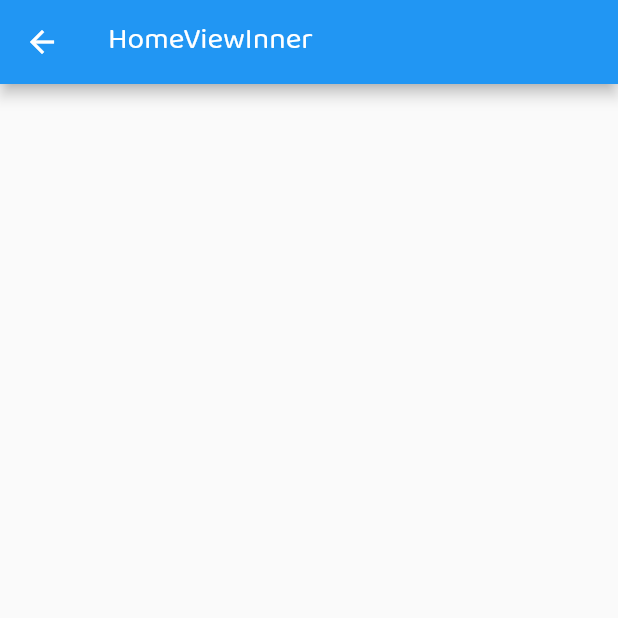
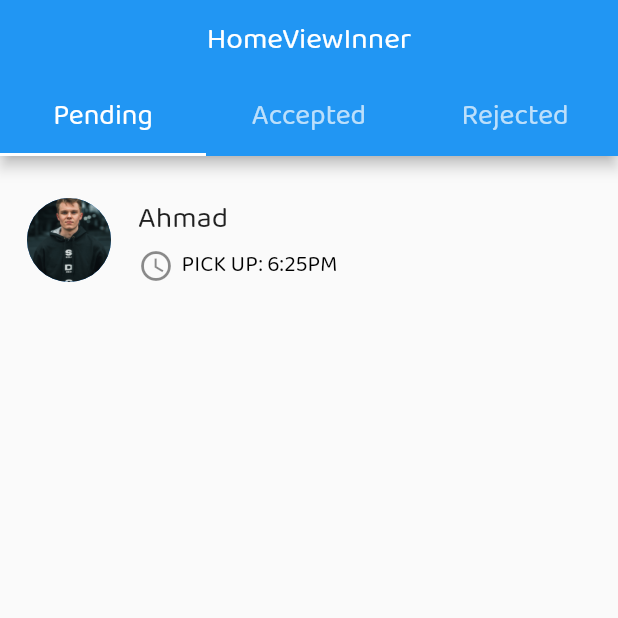
Before and after one commit to mohamedelbalooty/Final-Project, a Flutter app: the DriverHomeView screen opened directly, on a phone screen of 412 x 824 dp, the top half of it. Run offline on Flutter 3.47's test engine with Material 2 defaults, Android fonts, the phone set to English and light mode, and no system bars; our stand-ins replace flutter_custom_clippers, toast; missing offline and left inert: custom_bottom_navigation_bar.

Commit message:
init driver_home_view

```diff
--- a/lib/app_approach/view/driver_view/driver_home_view.dart
+++ b/lib/app_approach/view/driver_view/driver_home_view.dart
@@ -3,9 +3,58 @@ import 'package:flutter/material.dart';
 class DriverHomeView extends StatelessWidget {
   @override
   Widget build(BuildContext context) {
-    return Scaffold(
-      appBar: AppBar(
-        title: Text('HomeViewInner'),
+    return DefaultTabController(
+      length: 3,
+      child: Scaffold(
+        appBar: AppBar(
+          automaticallyImplyLeading: false,
+          centerTitle: true,
+          title: Text('HomeViewInner'),
+          bottom: TabBar(
+            tabs: [
+              Tab(
+                child: Text("Pending", style: TextStyle(fontSize: 19.0)),
+              ),
+              Tab(
+                child: Text("Accepted", style: TextStyle(fontSize: 19.0)),
+              ),
+              Tab(child: Text("Rejected", style: TextStyle(fontSize: 19.0))),
+            ],
+          ),
+        ),
+        body: SingleChildScrollView(
+          child: Column(
+            children: [
+              SizedBox(
+                height: 20.0,
+              ),
+              ListTile(
+                leading: CircleAvatar(
+                  backgroundImage:
+                      AssetImage('assets/images/photos/person.jpg'),
+                  radius: 30.0,
+                ),
+                title: Text(
+                  "Ahmad",
+                  style: TextStyle(fontSize: 20.0),
+                ),
+                subtitle: Row(
+                  children: [
+                    Icon(Icons.access_time),
+                    SizedBox(
+                      width: 5.0,
+                    ),
+                    Text(
+                      'PICK UP: 6:25PM',
+                      style: TextStyle(fontSize: 15.0, color: Colors.black),
+                    )
+                  ],
+                ),
+                trailing: null,
+              )
+            ],
+          ),
+        ),
       ),
     );
   }
--- a/lib/app_approach/view/driver_view/driver_notification_view.dart
+++ b/lib/app_approach/view/driver_view/driver_notification_view.dart
@@ -1,7 +1,6 @@
 import 'package:flutter/material.dart';
 
 class DriverNotificationView extends StatelessWidget {
-
   static String id = 'DriverNotificationView';
   @override
   Widget build(BuildContext context) {
```
Also changed, not shown: assets/images/photos/car.jpg (renamed from assets/images/driver_profile/car.jpg), assets/images/photos/person.jpg (renamed from assets/images/driver_profile/person.jpg), pubspec.lock.
